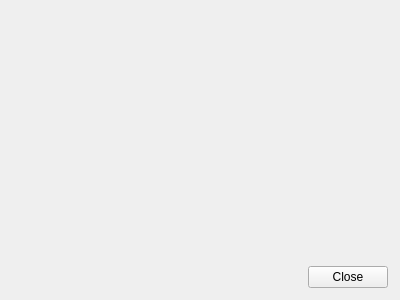
First picture: the form in qt/aqt/forms/editcurrent.ui, repository ankitects/anki, before the edit.
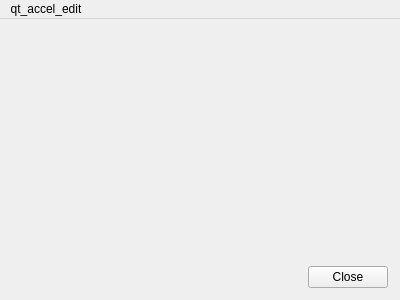
Second picture: the form after the edit. Icons and pictures are not drawn.

Commit message:
Give editcurrent its own menubar too
Closes #3785

The edit to the form file:
```diff
--- a/qt/aqt/forms/editcurrent.ui
+++ b/qt/aqt/forms/editcurrent.ui
@@ -49,6 +49,12 @@
         <height>22</height>
       </rect>
     </property>
+   <widget class="QMenu" name="menu_Edit">
+    <property name="title">
+     <string>qt_accel_edit</string>
+    </property>
+   </widget>
+   <addaction name="menu_Edit"/>
   </widget>
  </widget>
  <resources>
```
Lines whose indentation alone changed are shown as unchanged. The commit also changes 1 other file.
